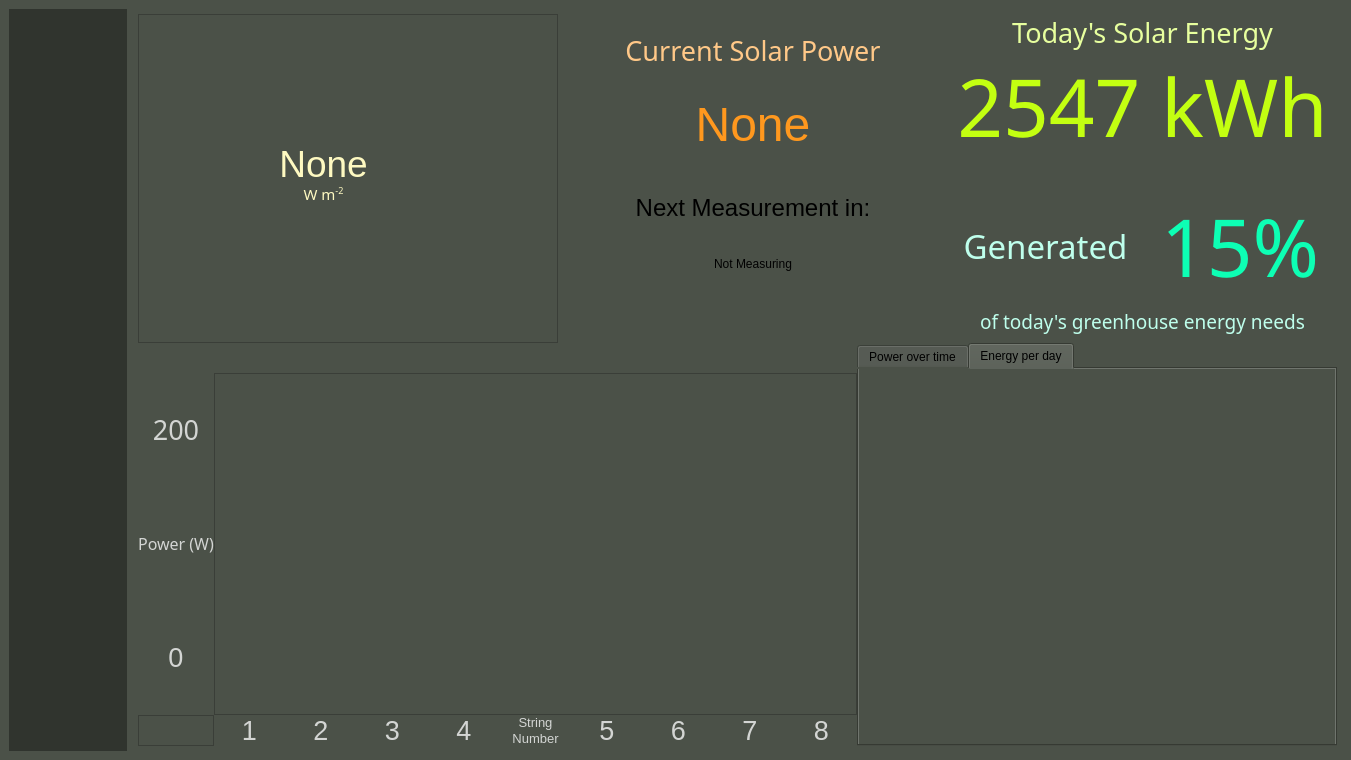
This is form.ui in minusmagis/GreenhouseMeasurements as Qt 5 draws it before an edit. The edited form follows.
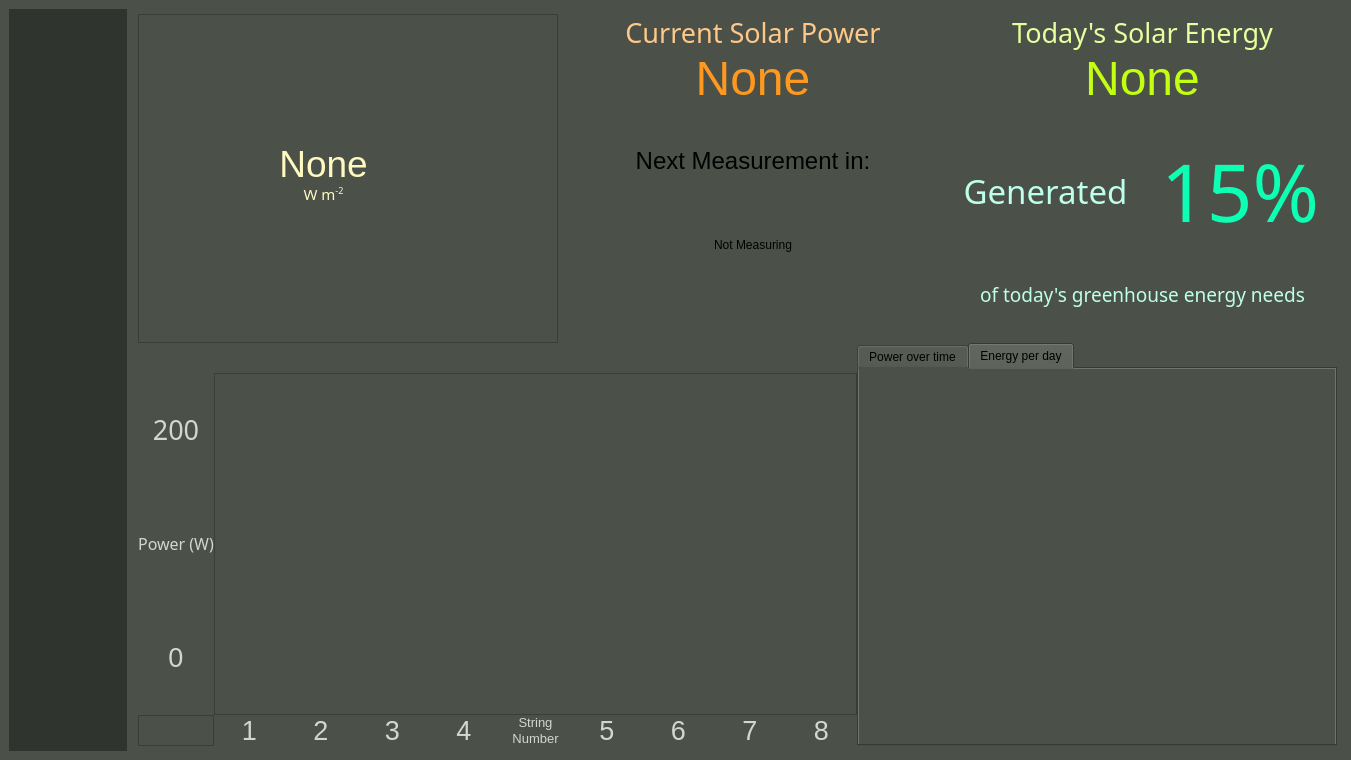
This is the edited form. The open tabs and pages were chosen to show the change. Icons and pictures are not drawn.

The edit to the form file:
```diff
--- a/form.ui
+++ b/form.ui
@@ -2685,14 +2685,21 @@
                   </property>
                   <property name="font">
                    <font>
-                    <family>Bahnschrift</family>
+                    <family>MS Shell Dlg 2</family>
+                    <pointsize>36</pointsize>
+                    <weight>50</weight>
+                    <italic>false</italic>
+                    <bold>false</bold>
                    </font>
                   </property>
                   <property name="styleSheet">
                    <string notr="true">  color: rgb(195, 255, 17);</string>
                   </property>
                   <property name="text">
-                   <string>&lt;html&gt;&lt;head/&gt;&lt;body&gt;&lt;p align=&quot;center&quot;&gt;&lt;span style=&quot; font-size:60pt;&quot;&gt;2547 kWh&lt;/span&gt;&lt;/p&gt;&lt;/body&gt;&lt;/html&gt;</string>
+                   <string>None</string>
+                  </property>
+                  <property name="alignment">
+                   <set>Qt::AlignCenter</set>
                   </property>
                   <property name="wordWrap">
                    <bool>true</bool>
```
Left out of the diff: 26 changed lines with no effect on the pictures.
